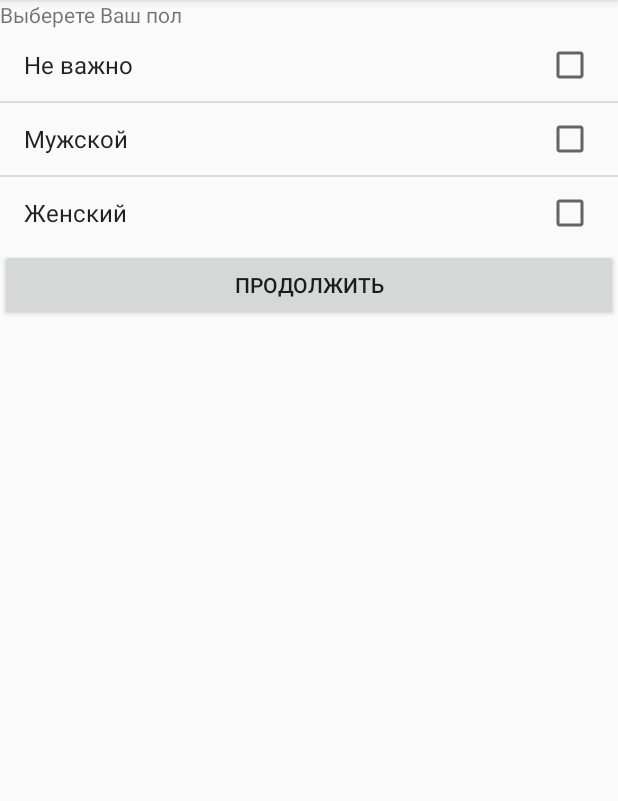
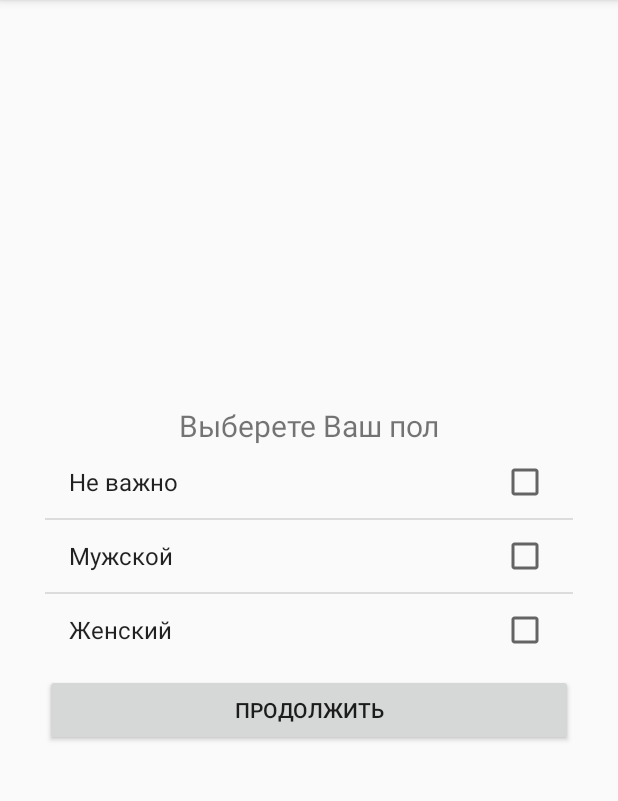
Before and after one commit to etulupov/nsu-connect-android, an Android app: the screen it shows after launch (MainActivity), on a phone screen of 412 x 824 dp, the part 84-885 px from its top. Run offline under Robolectric (Android 15) with nearby library versions, the phone set to English and light mode, and no system bars; libraries missing offline, so code that uses them is left out: com.j256.ormlite; 3 statements that could not run were skipped.

Commit message:
Set search parameters

```diff
--- a/nsu-connect/src/main/java/ru/tulupov/nsuconnect/activity/MainActivity.java
+++ b/nsu-connect/src/main/java/ru/tulupov/nsuconnect/activity/MainActivity.java
@@ -57,6 +57,12 @@ public class MainActivity extends ActionBarActivity {
         }
 
 
+    }
+
+    public void addFragment(Fragment fragment) {
+        getSupportFragmentManager().beginTransaction()
+                .replace(R.id.container, fragment)
+                .commit();
     }
 
     @Override
--- a/nsu-connect/src/main/java/ru/tulupov/nsuconnect/fragment/SearchSettingFinishFragment.java
+++ b/nsu-connect/src/main/java/ru/tulupov/nsuconnect/fragment/SearchSettingFinishFragment.java
@@ -18,23 +18,19 @@ import java.util.List;
 import ru.tulupov.nsuconnect.R;
 
 
-public   class SearchSettingFinishFragment extends Fragment {
+public class SearchSettingFinishFragment extends Fragment {
     public static SearchSettingFinishFragment newInstance(final Context context) {
         return (SearchSettingFinishFragment) Fragment.instantiate(context, SearchSettingFinishFragment.class.getName());
     }
 
-    public interface OnSelectListener {
-        void onSelect(List<Integer> selected);
+    public interface OnClickListener {
+        void onClick();
     }
 
-    private OnSelectListener onSelectListener;
+    private OnClickListener onClickListener;
 
-    public OnSelectListener getOnSelectListener() {
-        return onSelectListener;
-    }
-
-    public void setOnSelectListener(OnSelectListener onSelectListener) {
-        this.onSelectListener = onSelectListener;
+    public void setOnClickListener(OnClickListener onClickListener) {
+        this.onClickListener = onClickListener;
     }
 
     @Override
@@ -45,37 +41,14 @@ public   class SearchSettingFinishFragment extends Fragment {
     @Override
     public void onViewCreated(View view, Bundle savedInstanceState) {
         super.onViewCreated(view, savedInstanceState);
-
-//
-//        TextView title = (TextView) view.findViewById(R.id.title);
-//        title.setText(getTitleTextId());
-//
-//        final ListView list = (ListView) view.findViewById(R.id.list);
-//
-//        String[] sports = getResources().getStringArray(getItemsArrayId());
-//        ArrayAdapter<String> adapter = new ArrayAdapter<String>(getActivity(), android.R.layout.simple_list_item_multiple_choice, sports);
-//        list.setChoiceMode(getListChoiceMode());
-//        list.setAdapter(adapter);
-//
-//        view.findViewById(R.id.next).setOnClickListener(new View.OnClickListener() {
-//            @Override
-//            public void onClick(View view) {
-//
-//                SparseBooleanArray checked = list.getCheckedItemPositions();
-//                List<Integer> selected = new ArrayList<Integer>();
-//                for (int i = 0; i < checked.size(); i++) {
-//                    int position = checked.keyAt(i);
-//                    if (checked.valueAt(i)) {
-//                        selected.add(position);
-//                    }
-//                }
-//                if (selected.isEmpty()) {
-//                    Toast.makeText(getActivity(), getErrorTextId(), Toast.LENGTH_LONG).show();
-//                } else if (onSelectListener != null) {
-//                    onSelectListener.onSelect(selected);
-//                }
-//            }
-//        });
+        view.findViewById(R.id.finish).setOnClickListener(new View.OnClickListener() {
+            @Override
+            public void onClick(View view) {
+                if (onClickListener != null) {
+                    onClickListener.onClick();
+                }
+            }
+        });
     }
 
 
--- a/nsu-connect/src/main/java/ru/tulupov/nsuconnect/fragment/WelcomeFragment.java
+++ b/nsu-connect/src/main/java/ru/tulupov/nsuconnect/fragment/WelcomeFragment.java
@@ -16,7 +16,11 @@ import java.util.Arrays;
 import java.util.List;
 
 import ru.tulupov.nsuconnect.R;
+import ru.tulupov.nsuconnect.activity.MainActivity;
 import ru.tulupov.nsuconnect.adapter.PagerAdapter;
+import ru.tulupov.nsuconnect.helper.SettingsHelper;
+import ru.tulupov.nsuconnect.model.SearchParameters;
+import ru.tulupov.nsuconnect.model.Settings;
 import ru.tulupov.nsuconnect.widget.CustomViewPager;
 
 
@@ -48,10 +52,10 @@ public class WelcomeFragment extends BaseFragment {
         pager.setPagingEnabled(false);
         PagerAdapter adapter = new PagerAdapter(getChildFragmentManager());
 
-        SearchSettingsFragment yourGenderFragment = YourGenderSettingsFragment.newInstance(getActivity());
-        SearchSettingsFragment targetGenderFragment = TargetGenderSettingsFragment.newInstance(getActivity());
-        SearchSettingsFragment yourAgeFragment = YourAgeSettingsFragment.newInstance(getActivity());
-        SearchSettingsFragment targetAgeFragment = TargetAgeSettingsFragment.newInstance(getActivity());
+        final SearchSettingsFragment yourGenderFragment = YourGenderSettingsFragment.newInstance(getActivity());
+        final SearchSettingsFragment targetGenderFragment = TargetGenderSettingsFragment.newInstance(getActivity());
+        final SearchSettingsFragment yourAgeFragment = YourAgeSettingsFragment.newInstance(getActivity());
+        final SearchSettingsFragment targetAgeFragment = TargetAgeSettingsFragment.newInstance(getActivity());
         SearchSettingFinishFragment finishFragment = SearchSettingFinishFragment.newInstance(getActivity());
 
         adapter.setFragments(Arrays.asList(yourGenderFragment, targetGenderFragment, yourAgeFragment, targetAgeFragment, finishFragment));
@@ -92,6 +96,24 @@ public class WelcomeFragment extends BaseFragment {
                 navigate(PAGE_FINISH);
             }
         });
+
+        finishFragment.setOnClickListener(new SearchSettingFinishFragment.OnClickListener() {
+            @Override
+            public void onClick() {
+                SearchParameters searchParameters = new SearchParameters();
+
+                searchParameters.setYourGender(yourGenderFragment.getSelectedItems());
+                searchParameters.setTargetGender(targetGenderFragment.getSelectedItems());
+                searchParameters.setYourAge(yourAgeFragment.getSelectedItems());
+                searchParameters.setTargetAge(targetAgeFragment.getSelectedItems());
+
+                Settings settings = SettingsHelper.getSettings(getActivity());
+                settings.setSearchParameters(searchParameters);
+                SettingsHelper.setSettings(getActivity(), settings);
+
+                ((MainActivity) getActivity()).addFragment(ChatFragment.newInstance(getActivity()));
+            }
+        });
     }
 
     private void navigate(int page) {
--- /dev/null
+++ b/nsu-connect/src/main/java/ru/tulupov/nsuconnect/helper/SearchSettingHelper.java
@@ -0,0 +1,6 @@
+package ru.tulupov.nsuconnect.helper;
+
+
+public class SearchSettingHelper {
+
+}
--- a/nsu-connect/src/main/java/ru/tulupov/nsuconnect/request/Constants.java
+++ b/nsu-connect/src/main/java/ru/tulupov/nsuconnect/request/Constants.java
@@ -15,6 +15,9 @@ public interface Constants {
     String STATUS_MESSAGE = "#__message";
     String MESSAGE = "message";
     String ACTION_GET_ONLINE = "get_online";
+    String ACTION_SET_SETTINGS = "set_settings";
     String ACTION_START_TYPING = "start_typing";
     String ACTION_STOP_TYPING = "stop_typing";
+
+
 }
--- a/nsu-connect/src/main/res/layout/fgt_search_settings.xml
+++ b/nsu-connect/src/main/res/layout/fgt_search_settings.xml
@@ -1,23 +1,35 @@
 <?xml version="1.0" encoding="utf-8"?>
 
+<FrameLayout xmlns:android="http://schemas.android.com/apk/res/android"
+    android:layout_width="match_parent"
+    android:layout_height="match_parent"
+    android:padding="30dp">
 
-<LinearLayout xmlns:android="http://schemas.android.com/apk/res/android"
+    <LinearLayout
         android:layout_width="match_parent"
         android:layout_height="wrap_content"
+        android:layout_gravity="center"
         android:orientation="vertical">
 
         <TextView
             android:id="@+id/title"
             android:layout_width="match_parent"
             android:layout_height="wrap_content"
-        android:text="@string/search_enter_your_age" />
+            android:gravity="center"
+            android:text="@string/search_enter_your_age"
+            android:textSize="20dp" />
 
         <ListView
             android:id="@+id/list"
             android:layout_width="match_parent"
             android:layout_height="wrap_content" />
+
         <Button
+            android:id="@+id/next"
+            android:layout_width="match_parent"
             android:layout_height="wrap_content"
-        android:layout_width="match_parent" android:id="@+id/next" android:text="@string/search_next"/>
+            android:layout_marginTop="5dp"
+            android:text="@string/search_next" />
 
     </LinearLayout>
+</FrameLayout>
--- a/nsu-connect/src/main/res/values/strings.xml
+++ b/nsu-connect/src/main/res/values/strings.xml
@@ -6,12 +6,14 @@
     <string name="action_settings">Settings</string>
     <string name="typing_message">набирается сообщение...</string>
     <string name="send_button">отправить</string>
-    <string name="send_hint">Введите текст сообщения...</string>
+    <string name="send_hint">Введите сообщение...</string>
     <string name="search_enter_your_age">Выберете Ваш возраст</string>
     <string name="search_enter_your_gender">Выберете Ваш пол</string>
     <string name="search_enter_target_gender">Выберете искомый пол</string>
     <string name="search_enter_target_age">Выберете искомый возраст</string>
     <string name="search_next">Продолжить</string>
+    <string name="search_finish">Готово</string>
+    <string name="search_finish_hint">Теперь можно приступить к общению</string>
     <string name="search_nothing_selected">Пожалуйста выберите какой-либо вариант</string>
     <string-array name="search_your_gender">
         <item>Не важно</item>
```
Also changed, not shown: nsu-connect/src/main/java/ru/tulupov/nsuconnect/model/SearchParameters.java (added, +43 -0 lines), nsu-connect/src/main/java/ru/tulupov/nsuconnect/model/Settings.java (+9 -0 lines), nsu-connect/src/main/java/ru/tulupov/nsuconnect/model/Success.java (added, +24 -0 lines), nsu-connect/src/main/java/ru/tulupov/nsuconnect/request/SetSearchParametersRequest.java (added, +105 -0 lines), nsu-connect/src/main/java/ru/tulupov/nsuconnect/service/DataService.java (+16 -3 lines), nsu-connect/src/main/res/layout/fgt_search_settings_finish.xml (+27 -4 lines). Lines whose indentation alone changed are shown as unchanged.
